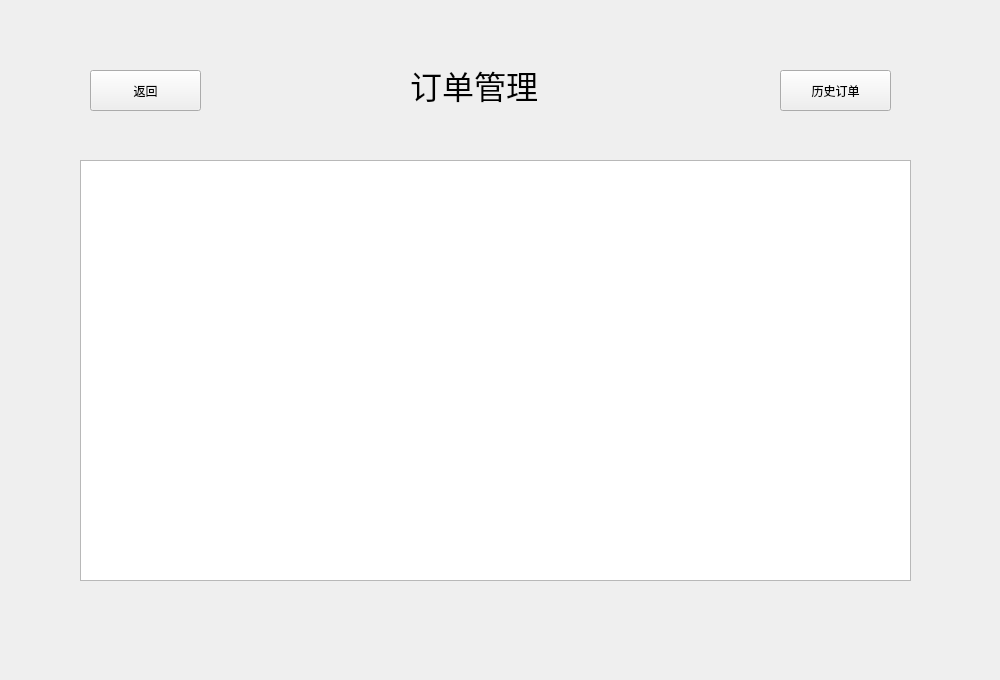
This is sever_order.ui in ShawTarstar/Delivery-Platform-Design as Qt 5 draws it before an edit. The edited form follows.
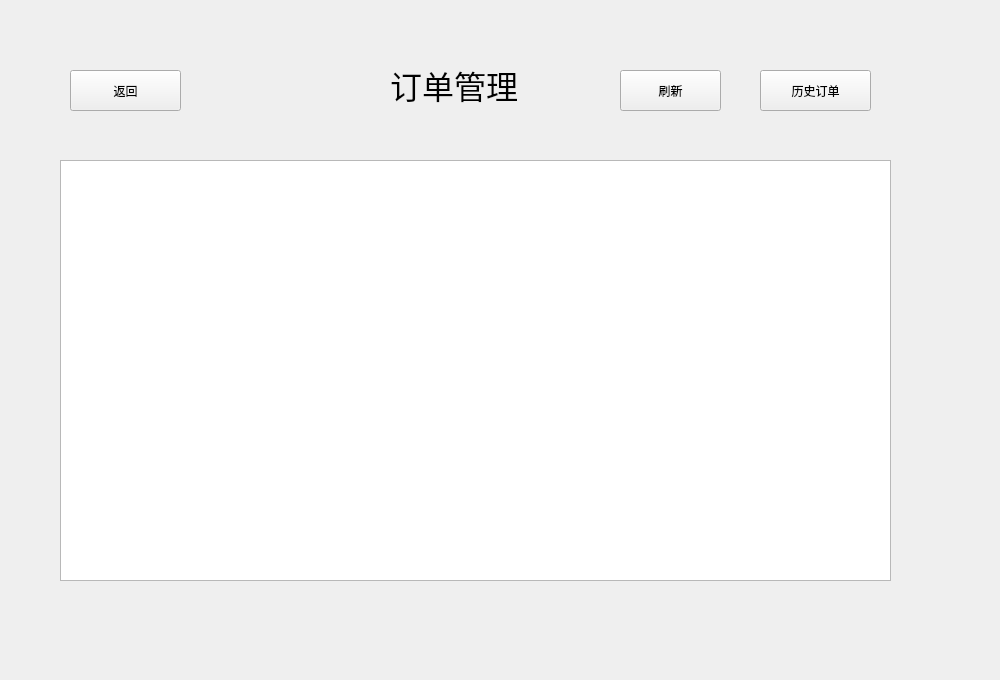
This is the edited form.

What changed in the file:
```diff
--- a/sever_order.ui
+++ b/sever_order.ui
@@ -13,46 +13,10 @@
   <property name="windowTitle">
    <string>Form</string>
   </property>
-  <widget class="QPushButton" name="back">
-   <property name="geometry">
-    <rect>
-     <x>90</x>
-     <y>70</y>
-     <width>111</width>
-     <height>41</height>
-    </rect>
-   </property>
-   <property name="text">
-    <string>返回</string>
-   </property>
-  </widget>
-  <widget class="QTableWidget" name="ordertable">
-   <property name="geometry">
-    <rect>
-     <x>80</x>
-     <y>160</y>
-     <width>831</width>
-     <height>421</height>
-    </rect>
-   </property>
-  </widget>
-  <widget class="QPushButton" name="pushButton">
-   <property name="geometry">
-    <rect>
-     <x>780</x>
-     <y>70</y>
-     <width>111</width>
-     <height>41</height>
-    </rect>
-   </property>
-   <property name="text">
-    <string>历史订单</string>
-   </property>
-  </widget>
   <widget class="QLabel" name="label">
    <property name="geometry">
     <rect>
-     <x>410</x>
+     <x>390</x>
      <y>60</y>
      <width>221</width>
      <height>51</height>
@@ -62,6 +26,55 @@
     <string>&lt;html&gt;&lt;head/&gt;&lt;body&gt;&lt;p&gt;&lt;span style=&quot; font-size:24pt;&quot;&gt;订单管理&lt;/span&gt;&lt;/p&gt;&lt;/body&gt;&lt;/html&gt;</string>
    </property>
   </widget>
+  <widget class="QTableWidget" name="foodstable">
+   <property name="geometry">
+    <rect>
+     <x>60</x>
+     <y>160</y>
+     <width>831</width>
+     <height>421</height>
+    </rect>
+   </property>
+  </widget>
+  <widget class="QPushButton" name="pushButton">
+   <property name="geometry">
+    <rect>
+     <x>760</x>
+     <y>70</y>
+     <width>111</width>
+     <height>41</height>
+    </rect>
+   </property>
+   <property name="text">
+    <string>历史订单</string>
+   </property>
+  </widget>
+  <widget class="QPushButton" name="back">
+   <property name="geometry">
+    <rect>
+     <x>70</x>
+     <y>70</y>
+     <width>111</width>
+     <height>41</height>
+    </rect>
+   </property>
+   <property name="text">
+    <string>返回</string>
+   </property>
+  </widget>
+  <widget class="QPushButton" name="pushButton_2">
+   <property name="geometry">
+    <rect>
+     <x>620</x>
+     <y>70</y>
+     <width>101</width>
+     <height>41</height>
+    </rect>
+   </property>
+   <property name="text">
+    <string>刷新</string>
+   </property>
+  </widget>
  </widget>
  <resources/>
  <connections/>
```
